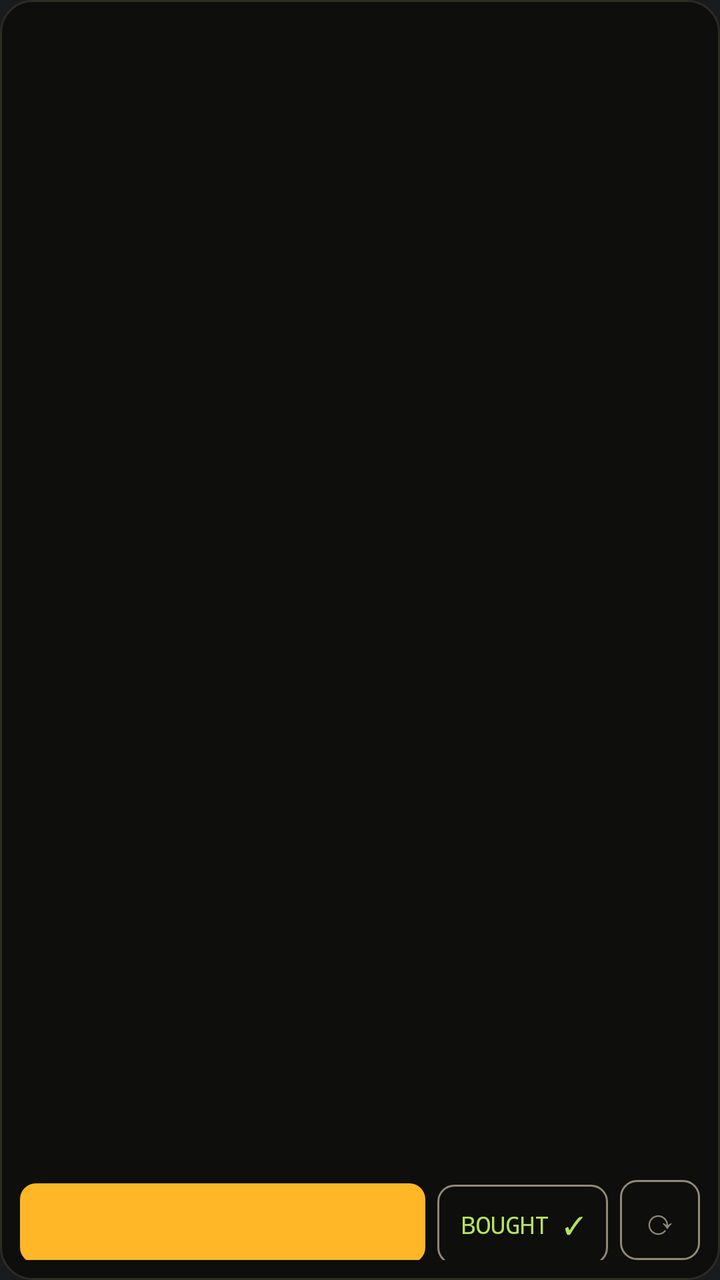
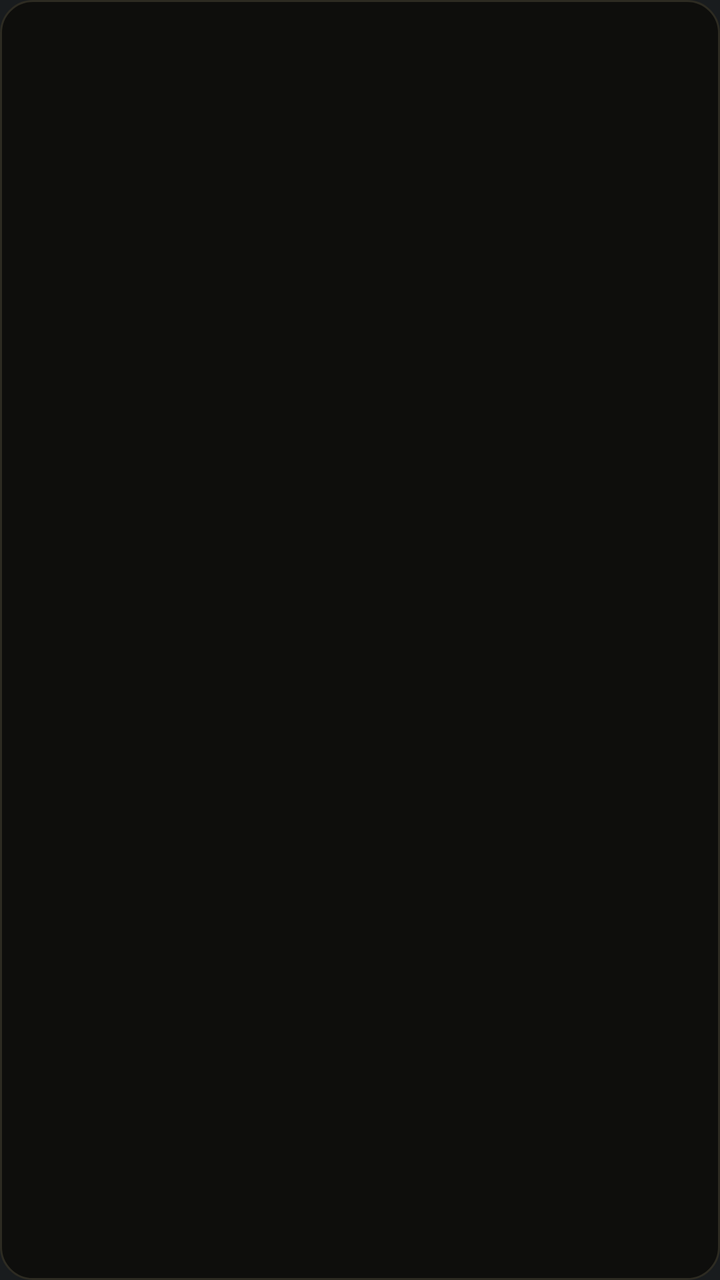

Before-and-after screenshots of an Android layout around one commit, followed by the original layout XML and the change that was made.
<!-- AndroidManifest.xml: application theme android:Theme.DeviceDefault.NoActionBar -->
<!-- res/layout/widget.xml -->
<?xml version="1.0" encoding="utf-8"?>
<LinearLayout xmlns:android="http://schemas.android.com/apk/res/android"
    android:layout_width="match_parent" android:layout_height="match_parent"
    android:background="@drawable/widget_bg" android:orientation="vertical" android:padding="10dp">

    <TextView android:id="@+id/title" android:layout_width="match_parent" android:layout_height="wrap_content"
        android:textColor="@color/dim" android:textSize="11sp" android:letterSpacing="0.12"
        android:fontFamily="monospace" android:maxLines="1" android:ellipsize="end" android:paddingBottom="4dp" />

    <LinearLayout android:id="@+id/rows" android:layout_width="match_parent" android:layout_height="0dp"
        android:layout_weight="1" android:orientation="vertical" />

    <LinearLayout android:id="@+id/actions" android:layout_width="match_parent" android:layout_height="wrap_content"
        android:orientation="horizontal" android:paddingTop="6dp">
        <TextView android:id="@+id/primary" android:layout_width="0dp" android:layout_height="40dp"
            android:layout_weight="1" android:gravity="center" android:textSize="14sp" android:textStyle="bold"
            android:fontFamily="monospace" android:letterSpacing="0.1" android:background="@drawable/btn_amber" />
        <TextView android:id="@+id/bought" android:layout_width="wrap_content" android:layout_height="40dp"
            android:layout_marginStart="6dp" android:gravity="center" android:paddingHorizontal="12dp"
            android:text="BOUGHT ✓" android:textColor="@color/go" android:textSize="12sp" android:fontFamily="monospace"
            android:background="@drawable/btn_ghost" />
        <TextView android:id="@+id/refresh" android:layout_width="40dp" android:layout_height="40dp"
            android:layout_marginStart="6dp" android:gravity="center" android:text="⟳" android:textColor="@color/dim"
            android:textSize="18sp" android:background="@drawable/btn_ghost" />
    </LinearLayout>
</LinearLayout>
<!-- resources referenced by this layout -->
<resources>
  <color name="dim">#908975</color>
  <color name="go">#B5E35C</color>
  <!-- drawable btn_amber (drawable) -->
  <?xml version="1.0" encoding="utf-8"?>
  <shape xmlns:android="http://schemas.android.com/apk/res/android">
      <solid android:color="@color/amber" /><corners android:radius="8dp" />
  </shape>
  <!-- drawable btn_ghost (drawable) -->
  <?xml version="1.0" encoding="utf-8"?>
  <shape xmlns:android="http://schemas.android.com/apk/res/android">
      <solid android:color="@color/bg" /><corners android:radius="8dp" /><stroke android:width="1dp" android:color="@color/dim" />
  </shape>
  <!-- drawable widget_bg (drawable) -->
  <?xml version="1.0" encoding="utf-8"?>
  <shape xmlns:android="http://schemas.android.com/apk/res/android">
      <solid android:color="@color/bg" /><corners android:radius="16dp" /><stroke android:width="1dp" android:color="#2D2B22" />
  </shape>
  <color name="amber">#FFB627</color>
  <color name="bg">#0E0E0C</color>
</resources>

<!-- the commit's change to res/layout/widget.xml (unified diff, before → after) -->
@@ -10,17 +10,6 @@
     <LinearLayout android:id="@+id/rows" android:layout_width="match_parent" android:layout_height="0dp"
         android:layout_weight="1" android:orientation="vertical" />
 
-    <LinearLayout android:id="@+id/actions" android:layout_width="match_parent" android:layout_height="wrap_content"
-        android:orientation="horizontal" android:paddingTop="6dp">
-        <TextView android:id="@+id/primary" android:layout_width="0dp" android:layout_height="40dp"
-            android:layout_weight="1" android:gravity="center" android:textSize="14sp" android:textStyle="bold"
-            android:fontFamily="monospace" android:letterSpacing="0.1" android:background="@drawable/btn_amber" />
-        <TextView android:id="@+id/bought" android:layout_width="wrap_content" android:layout_height="40dp"
-            android:layout_marginStart="6dp" android:gravity="center" android:paddingHorizontal="12dp"
-            android:text="BOUGHT ✓" android:textColor="@color/go" android:textSize="12sp" android:fontFamily="monospace"
-            android:background="@drawable/btn_ghost" />
-        <TextView android:id="@+id/refresh" android:layout_width="40dp" android:layout_height="40dp"
-            android:layout_marginStart="6dp" android:gravity="center" android:text="⟳" android:textColor="@color/dim"
-            android:textSize="18sp" android:background="@drawable/btn_ghost" />
-    </LinearLayout>
+    <LinearLayout android:id="@+id/buttons" android:layout_width="match_parent" android:layout_height="wrap_content"
+        android:orientation="vertical" android:paddingTop="6dp" />
 </LinearLayout>
<!-- resource entries referenced after the edit -->
@@ -1,23 +1,11 @@
 <!-- resources referenced by this layout -->
 <resources>
   <color name="dim">#908975</color>
-  <color name="go">#B5E35C</color>
-  <!-- drawable btn_amber (drawable) -->
-  <?xml version="1.0" encoding="utf-8"?>
-  <shape xmlns:android="http://schemas.android.com/apk/res/android">
-      <solid android:color="@color/amber" /><corners android:radius="8dp" />
-  </shape>
-  <!-- drawable btn_ghost (drawable) -->
-  <?xml version="1.0" encoding="utf-8"?>
-  <shape xmlns:android="http://schemas.android.com/apk/res/android">
-      <solid android:color="@color/bg" /><corners android:radius="8dp" /><stroke android:width="1dp" android:color="@color/dim" />
-  </shape>
   <!-- drawable widget_bg (drawable) -->
   <?xml version="1.0" encoding="utf-8"?>
   <shape xmlns:android="http://schemas.android.com/apk/res/android">
       <solid android:color="@color/bg" /><corners android:radius="16dp" /><stroke android:width="1dp" android:color="#2D2B22" />
   </shape>
-  <color name="amber">#FFB627</color>
   <color name="bg">#0E0E0C</color>
 </resources>
 
